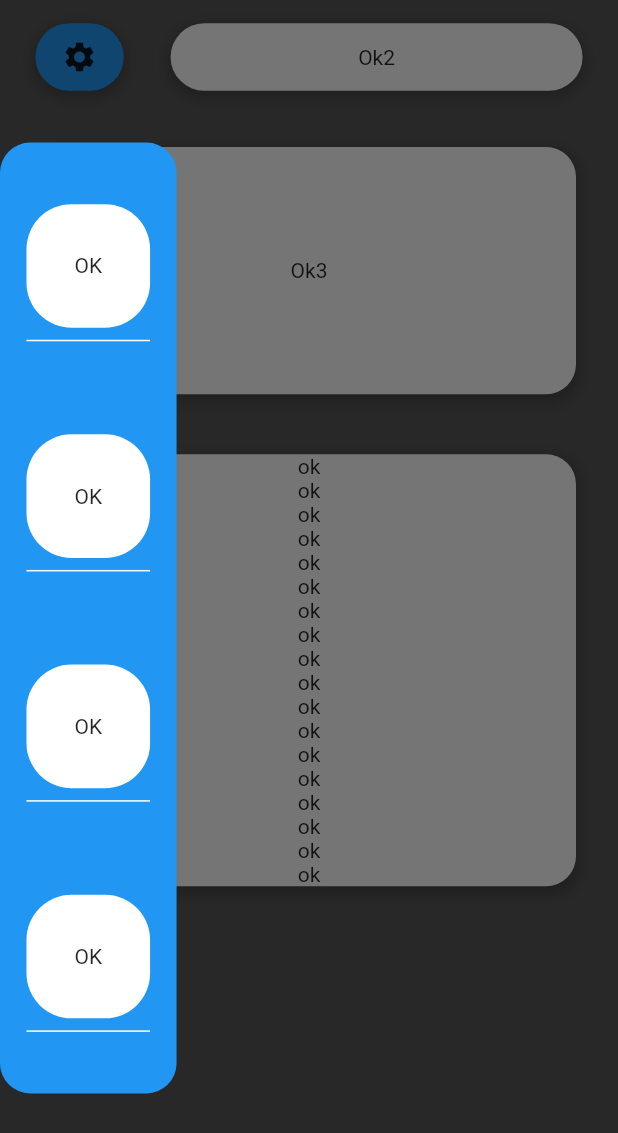
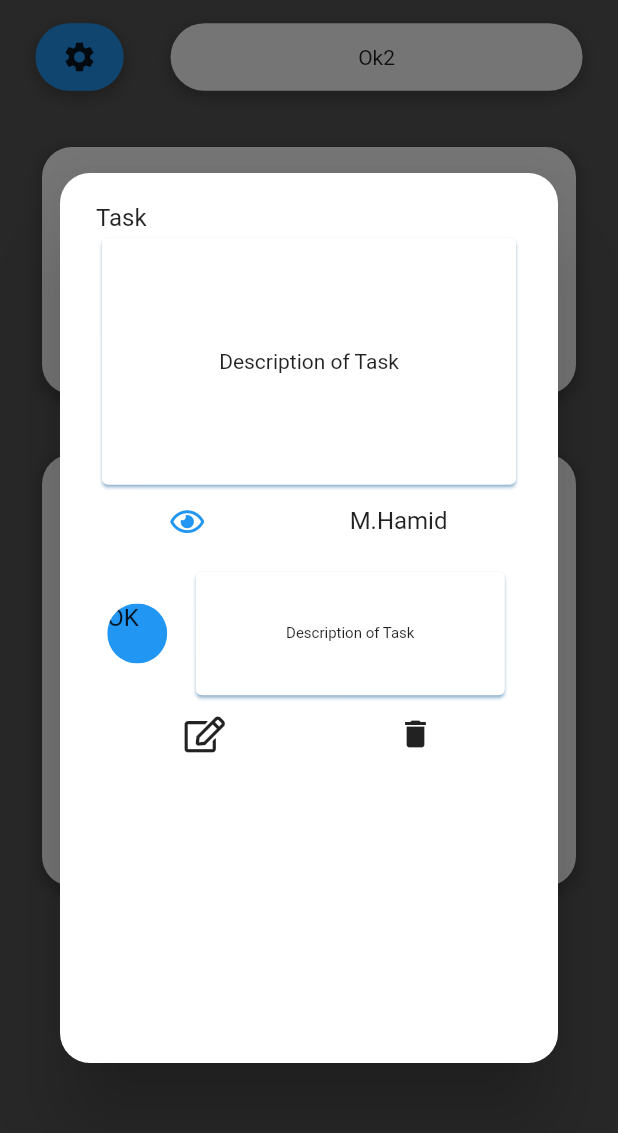
Before and after one commit to Ryadhcherifi/hackrh, a Flutter app: the screen it shows after launch, with the side drawer open, on a phone screen of 412 x 824 dp. Shown: the top 1133 px of the screen. Run offline on Flutter 3.47's test engine with Material 2 defaults, Android fonts, the phone set to English and light mode, and no system bars; our stand-ins replace font_awesome_flutter.

Commit message:
Working on the TaskView Widget

```diff
--- a/hackrh/lib/screens/HomeScreen.dart
+++ b/hackrh/lib/screens/HomeScreen.dart
@@ -1,5 +1,6 @@
 import 'package:flutter/material.dart';
 import 'package:hackrh/widgets/Drawer.dart';
+import 'package:hackrh/widgets/TasksView.dart';
 
 class HomePage extends StatefulWidget {
   @override
@@ -15,7 +16,7 @@ class _HomePageState extends State<HomePage> {
     Size screensize = MediaQuery.of(context).size;
     return Scaffold(
         backgroundColor: Color.fromRGBO(88, 88, 88, 1),
-        drawer: CosDrawerWidget(),
+        drawer: TasksView(),
         body: Padding(
           padding: EdgeInsets.all(8.0),
           child: Builder(
--- /dev/null
+++ b/hackrh/lib/widgets/TasksView.dart
@@ -0,0 +1,85 @@
+import 'package:flutter/material.dart';
+import 'package:font_awesome_flutter/font_awesome_flutter.dart';
+
+class TasksView extends StatelessWidget {
+  @override
+  Widget build(BuildContext context) {
+    Size screensize = MediaQuery.of(context).size;
+    // TODO: implement build
+    return AlertDialog(
+
+      scrollable: true,
+      titlePadding: EdgeInsets.all(0),
+      shape: RoundedRectangleBorder(borderRadius: BorderRadius.circular(20)),
+      content: Container(
+        height: screensize.height / 1.5,
+        width: screensize.width / 1.2,
+        child: ListView(
+          children: <Widget>[
+
+            Text("Task"),
+            Card(
+              shadowColor: Colors.blue,
+              child: Container(
+                alignment: Alignment.center,
+                height: screensize.height / 5,
+                width: screensize.width / 1.4,
+                child: Text("Description of Task"),
+              ),
+            ),
+            SizedBox(
+              height: 10,
+            ),
+            Row(
+              mainAxisAlignment: MainAxisAlignment.spaceAround,
+              children: <Widget>[
+                Icon(
+                  FontAwesomeIcons.eye,
+                  size: 20,
+                  color: Colors.blue,
+                ),
+                Text("M.Hamid")
+              ],
+            ),
+            SizedBox(
+              height: 20,
+            ),
+            Row(
+              mainAxisAlignment: MainAxisAlignment.spaceAround,
+              children: <Widget>[
+                ClipRRect(
+                  child: Container(
+                      height: 40,
+                      width: 40,
+                      decoration: BoxDecoration(color: Colors.blue),
+                      child: Text('OK')),
+                  borderRadius: BorderRadius.circular(20),
+                ),
+                Card(
+                  shadowColor: Colors.blue,
+                  child: Container(
+                    alignment: Alignment.center,
+                    height: screensize.height / 10,
+                    width: screensize.width / 2,
+                    child: Text(
+                      "Description of Task",
+                      style: TextStyle(fontSize: 10),
+                    ),
+                  ),
+                ),
+              ],
+            ),
+            SizedBox(height: 10,),
+            Row(
+              mainAxisAlignment: MainAxisAlignment.spaceAround,
+              children: <Widget>[
+                Icon(FontAwesomeIcons.edit),
+                Icon(Icons.delete)
+              ],
+            )
+          ],
+        ),
+      ),
+    );
+  }
+}
--- a/hackrh/pubspec.yaml
+++ b/hackrh/pubspec.yaml
@@ -23,6 +23,7 @@ dependencies:
   # The following adds the Cupertino Icons font to your application.
   # Use with the CupertinoIcons class for iOS style icons.
   cupertino_icons: ^0.1.2
+  font_awesome_flutter: ^8.8.1
 
 dev_dependencies:
   flutter_test:
```
Also changed, not shown: hackrh/pubspec.lock.
